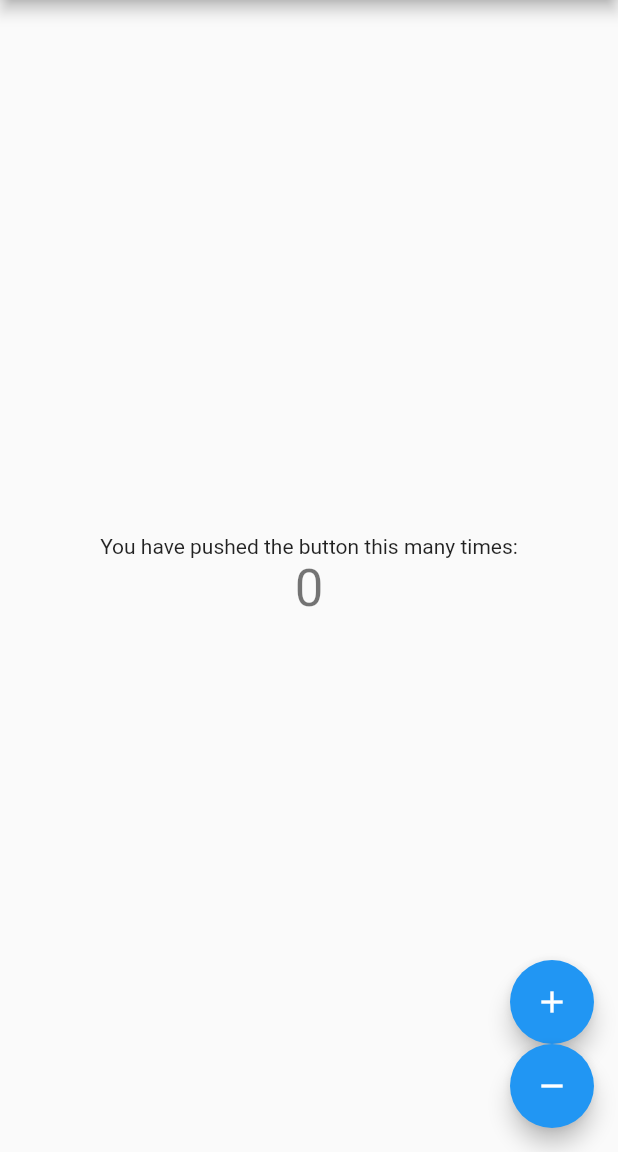
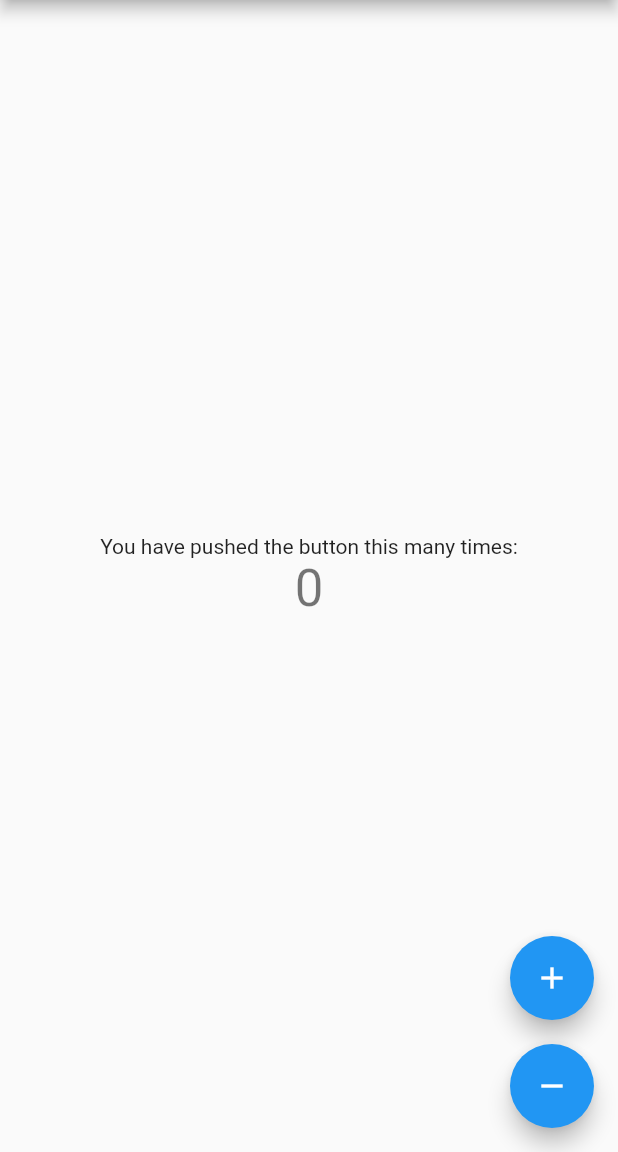
Before and after one commit to wangjian198410/flutter_counter_state_management, a Flutter app: the screen it shows after launch, after a tap on the "add" icon, after a tap on the "remove" icon, on a phone screen of 412 x 824 dp, the part 84-1236 px from its top. Run offline on Flutter 3.47's test engine with Material 2 defaults, Android fonts, the phone set to English and light mode, and no system bars; our stand-ins replace bloc, flutter_bloc.

```diff
--- /dev/null
+++ b/state_management/lib/counter_bloc.dart
@@ -0,0 +1,20 @@
+import 'package:bloc/bloc.dart';
+import 'package:statemanagement/counter_event.dart';
+import 'package:statemanagement/counter_state.dart';
+
+class CounterBloc extends Bloc<CounterEvent, CounterState> {
+  @override
+  CounterState get initialState => CounterState.initial();
+
+  @override
+  Stream<CounterState> mapEventToState(CounterEvent event) async* {
+    print("map event to state: $event ${event is IncrementEvent}");
+    if (event is IncrementEvent) {
+      print("state: ${state.counter}");
+      yield CounterState(counter: state.counter + 1);
+    } else if (event is DecrementEvent) {
+      print("state: ${state.counter}");
+      yield CounterState(counter: state.counter - 1);
+    }
+  }
+}
--- /dev/null
+++ b/state_management/lib/counter_event.dart
@@ -0,0 +1,5 @@
+abstract class CounterEvent {}
+
+class IncrementEvent extends CounterEvent {}
+
+class DecrementEvent extends CounterEvent {}
--- /dev/null
+++ b/state_management/lib/counter_state.dart
@@ -0,0 +1,11 @@
+class CounterState {
+  int counter;
+
+  CounterState._();
+
+  CounterState({this.counter});
+
+  factory CounterState.initial() {
+    return CounterState._()..counter = 0;
+  }
+}
--- a/state_management/lib/main.dart
+++ b/state_management/lib/main.dart
@@ -1,4 +1,8 @@
 import 'package:flutter/material.dart';
+import 'package:flutter_bloc/flutter_bloc.dart';
+import 'package:statemanagement/counter_bloc.dart';
+import 'package:statemanagement/counter_event.dart';
+import 'package:statemanagement/counter_state.dart';
 
 void main() => runApp(MyApp());
 
@@ -17,6 +21,7 @@ class MyApp extends StatelessWidget {
 
 class MyHomePage extends StatefulWidget {
   MyHomePage({Key key, this.title}) : super(key: key);
+
   final String title;
 
   @override
@@ -24,19 +29,30 @@ class MyHomePage extends StatefulWidget {
 }
 
 class _MyHomePageState extends State<MyHomePage> {
-  int _counter = 0;
+  final _counterBloc = CounterBloc();
 
-  void _incrementCounter() {
-    setState(() {
-      _counter++;
-    });
+  @override
+  Widget build(BuildContext context) {
+    return CounterWidget(widget: widget, counterBloc: _counterBloc);
   }
 
-  void _decrementCounter() {
-    setState(() {
-      _counter--;
-    });
+  @override
+  void dispose() {
+    _counterBloc.close();
+    super.dispose();
   }
+}
+
+class CounterWidget extends StatelessWidget {
+  const CounterWidget({
+    Key key,
+    @required this.widget,
+    @required CounterBloc counterBloc,
+  })  : _counterBloc = counterBloc,
+        super(key: key);
+
+  final MyHomePage widget;
+  final CounterBloc _counterBloc;
 
   @override
   Widget build(BuildContext context) {
@@ -44,7 +60,10 @@ class _MyHomePageState extends State<MyHomePage> {
       appBar: AppBar(
         title: Text(widget.title),
       ),
-        body: Center(
+      body: BlocBuilder(
+        bloc: _counterBloc,
+        builder: (context, CounterState state) {
+          return Center(
             child: Column(
               mainAxisAlignment: MainAxisAlignment.center,
               children: <Widget>[
@@ -52,26 +71,32 @@ class _MyHomePageState extends State<MyHomePage> {
                   'You have pushed the button this many times:',
                 ),
                 Text(
-                '$_counter',
+                  '${state.counter}',
                   style: Theme.of(context).textTheme.display1,
                 ),
               ],
             ),
+          );
+        },
       ),
       floatingActionButton: Column(
         mainAxisAlignment: MainAxisAlignment.end,
         children: <Widget>[
           FloatingActionButton(
-              onPressed: _incrementCounter,
+            onPressed: () => _counterBloc.add(IncrementEvent()),
             tooltip: 'Increment',
             child: Icon(Icons.add),
           ),
+          SizedBox(
+            height: 16,
+          ),
           FloatingActionButton(
-              onPressed: _decrementCounter,
+            onPressed: () => _counterBloc.add(DecrementEvent()),
             tooltip: 'Decrement',
             child: Icon(Icons.remove),
           ),
         ],
-        ));
+      ),
+    );
   }
 }
--- a/state_management/pubspec.yaml
+++ b/state_management/pubspec.yaml
@@ -17,6 +17,7 @@ environment:
   sdk: ">=2.1.0 <3.0.0"
 
 dependencies:
+  flutter_bloc: ^4.0.0
   flutter:
     sdk: flutter
 
```
Also changed, not shown: 1 other file. Lines whose indentation alone changed are shown as unchanged.
